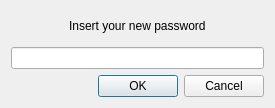
Before: the Qt Designer form Malnati_Client/changepwd.ui in PDSEditor/NjoiN, drawn with Qt 5.
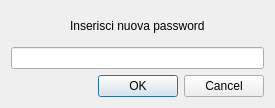
After: the same form once the commit is applied.

Commit message: add insert title popup

```diff
--- a/Malnati_Client/changepwd.ui
+++ b/Malnati_Client/changepwd.ui
@@ -32,7 +32,7 @@
      <item>
       <widget class="QLabel" name="label">
        <property name="text">
-        <string>Insert your new password</string>
+        <string>Inserisci nuova password</string>
        </property>
       </widget>
      </item>
```
The commit also changes 9 other files.
